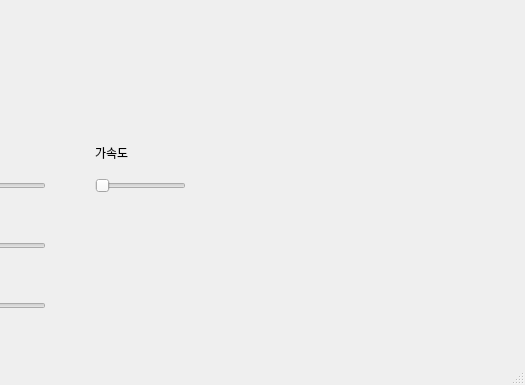
This is mainwindow.ui in fefepo/HMI-Project as Qt 5 draws it before an edit; both pictures show x 275 to 800 and y 215 to 600 of the 800 by 600 pixel window. The edited form follows.
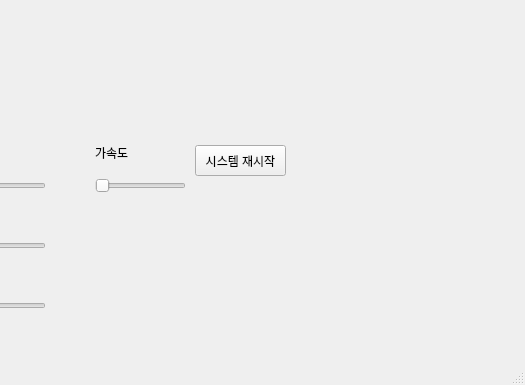
This is the edited form.

Commit message: GUI 변경 mainwindow.ui

What changed in the file:
```diff
--- a/mainwindow.ui
+++ b/mainwindow.ui
@@ -154,6 +154,19 @@
      <string>온도</string>
     </property>
    </widget>
+   <widget class="QPushButton" name="resetButton">
+    <property name="geometry">
+     <rect>
+      <x>470</x>
+      <y>360</y>
+      <width>91</width>
+      <height>31</height>
+     </rect>
+    </property>
+    <property name="text">
+     <string>시스템 재시작</string>
+    </property>
+   </widget>
   </widget>
   <widget class="QMenuBar" name="menubar">
    <property name="geometry">
```
